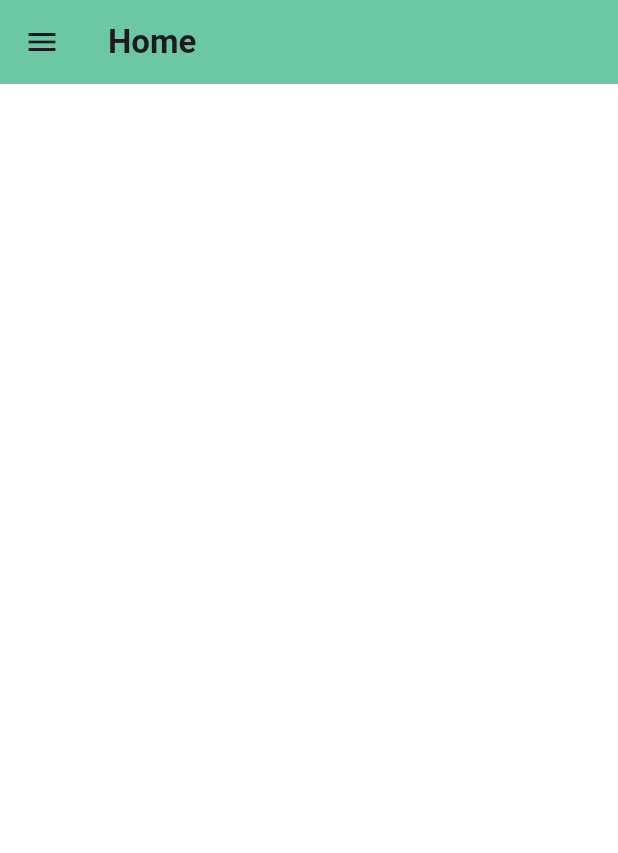
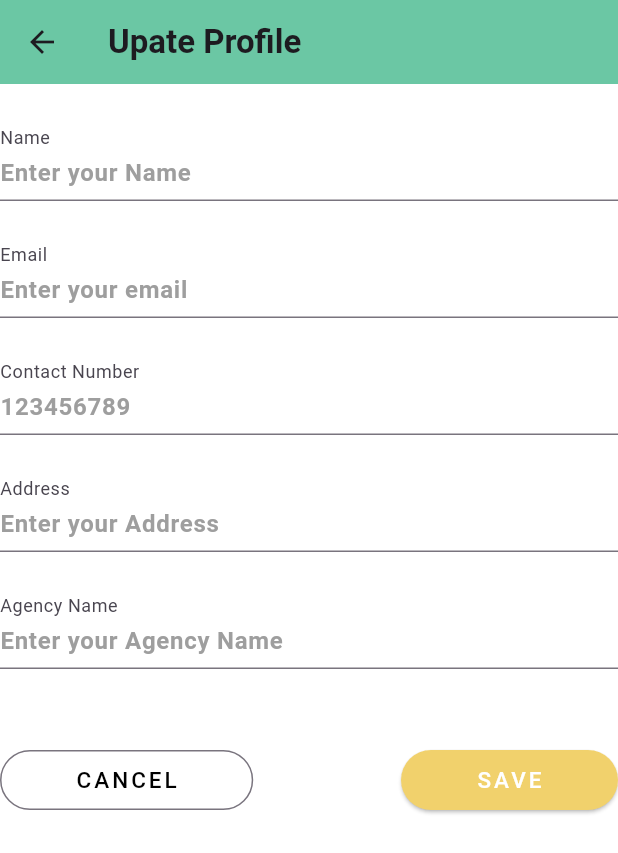
Before and after one commit to anshyyy/vehicle_check, a Flutter app: the Profile screen opened directly, after a tap on "Update", on a phone screen of 412 x 824 dp. Shown: the top 853 px of the screen. Run offline on Flutter 3.47's test engine with Material 2 defaults, Android fonts, the phone set to English and light mode, and no system bars.

```diff
--- a/lib/constants.dart
+++ b/lib/constants.dart
@@ -5,3 +5,35 @@ const kYellow = Color(0xFFF1D16C);
 const kOrange = Color(0xFFF3954E);
 const kGreen = Color(0xFF6BC7A4);
 const kWhite = Colors.white;
+
+MaterialColor mycolor = MaterialColor(
+  0xFF6BC7A4,
+  <int, Color>{
+    50: Color(0xFF6BC7A4),
+    100: Color(0xFF6BC7A4),
+    200: Color(0xFF6BC7A4),
+    300: Color(0xFF6BC7A4),
+    400: Color(0xFF6BC7A4),
+    500: Color(0xFF6BC7A4),
+    600: Color(0xFF6BC7A4),
+    700: Color(0xFF6BC7A4),
+    800: Color(0xFF6BC7A4),
+    900: Color(0xFF6BC7A4),
+  },
+);
+
+MaterialColor mycolorkYellow = MaterialColor(
+  0xFFF1D16C,
+  <int, Color>{
+    50: Color(0xFFF1D16C),
+    100: Color(0xFFF1D16C),
+    200: Color(0xFFF1D16C),
+    300: Color(0xFFF1D16C),
+    400: Color(0xFFF1D16C),
+    500: Color(0xFFF1D16C),
+    600: Color(0xFFF1D16C),
+    700: Color(0xFFF1D16C),
+    800: Color(0xFFF1D16C),
+    900: Color(0xFFF1D16C),
+  },
+);
--- a/lib/main.dart
+++ b/lib/main.dart
@@ -18,7 +18,7 @@ class MyApp extends StatelessWidget {
         debugShowCheckedModeBanner: false,
         theme: ThemeData(
           useMaterial3: true,
-          primarySwatch: Colors.blue,
+          primarySwatch: mycolor,
           scaffoldBackgroundColor: Colors.white,
           appBarTheme: const AppBarTheme(
             backgroundColor: kGreen,
--- a/lib/screens/profile.dart
+++ b/lib/screens/profile.dart
@@ -1,6 +1,7 @@
 import 'package:flutter/material.dart';
 import 'package:vehicle_check/constants.dart';
 import 'package:vehicle_check/screens/home-page.dart';
+import 'package:vehicle_check/screens/updateProfile.dart';
 import 'package:vehicle_check/utils/button.dart';
 
 class Profile extends StatelessWidget {
@@ -32,7 +33,7 @@ class Profile extends StatelessWidget {
                   color: Colors.grey[300],
                   borderRadius: BorderRadius.circular(0.5),
                   boxShadow: [
-                    BoxShadow(
+                    const BoxShadow(
                         color: Colors.black38, spreadRadius: 2, blurRadius: 5),
                   ]),
               child: Column(
@@ -71,16 +72,16 @@ class Profile extends StatelessWidget {
                     color: Colors.black12,
                     height: 20,
                   ),
-                  Text("Address",
+                  const Text("Address",
                       style: TextStyle(fontWeight: FontWeight.bold)),
-                  Text("MANGO",
+                  const Text("MANGO",
                       style:
                           TextStyle(color: kBlue, fontWeight: FontWeight.bold)),
-                  Text(
+                  const Text(
                     "Agency Name",
                     style: TextStyle(fontWeight: FontWeight.bold),
                   ),
-                  Text("KK ENTERPRISES",
+                  const Text("KK ENTERPRISES",
                       style:
                           TextStyle(color: kBlue, fontWeight: FontWeight.bold))
                 ],
@@ -92,10 +93,10 @@ class Profile extends StatelessWidget {
           ),
           InkWell(
               onTap: () {
-                Navigator.of(context)
-                    .push(MaterialPageRoute(builder: (context) => HomePage()));
+                Navigator.of(context).push(MaterialPageRoute(
+                    builder: (context) => const UpdateProfile()));
               },
-              child: ButtonWidget(
+              child: const ButtonWidget(
                 text: "Update",
                 backg_color: kYellow,
                 textColor: Colors.black,
--- /dev/null
+++ b/lib/screens/updateProfile.dart
@@ -0,0 +1,73 @@
+import 'package:flutter/material.dart';
+import 'package:vehicle_check/constants.dart';
+import 'package:vehicle_check/screens/profile.dart';
+import 'package:vehicle_check/utils/textField.dart';
+
+class UpdateProfile extends StatefulWidget {
+  const UpdateProfile({super.key});
+
+  @override
+  State<UpdateProfile> createState() => _UpdateProfileState();
+}
+
+class _UpdateProfileState extends State<UpdateProfile> {
+  @override
+  Widget build(BuildContext context) {
+    return Scaffold(
+      appBar: AppBar(
+        backgroundColor: kGreen,
+        title: const Text(
+          "Upate Profile",
+          style: TextStyle(fontWeight: FontWeight.bold),
+        ),
+      ),
+      body: Column(
+        children: [
+          SizedBox(height: 30),
+          BuildTextField(labelText: "Name", placeholder: "Enter your Name"),
+          BuildTextField(labelText: "Email", placeholder: "Enter your email"),
+          BuildTextField(labelText: "Contact Number", placeholder: "123456789"),
+          BuildTextField(
+              labelText: "Address", placeholder: "Enter your Address"),
+          BuildTextField(
+              labelText: "Agency Name", placeholder: "Enter your Agency Name"),
+          SizedBox(
+            height: 20,
+          ),
+          Row(
+            mainAxisAlignment: MainAxisAlignment.spaceBetween,
+            children: [
+              OutlinedButton(
+                onPressed: () {
+                  Navigator.of(context).push(
+                      MaterialPageRoute(builder: (context) => const Profile()));
+                },
+                child: Text("CANCEL",
+                    style: TextStyle(
+                        fontSize: 15, letterSpacing: 2, color: Colors.black)),
+                style: OutlinedButton.styleFrom(
+                  padding: EdgeInsets.symmetric(horizontal: 50),
+                  shape: RoundedRectangleBorder(
+                      borderRadius: BorderRadius.circular(20)),
+                ),
+              ),
+              ElevatedButton(
+                onPressed: () {},
+                child: Text(
+                  "SAVE",
+                  style: TextStyle(
+                      fontSize: 15, letterSpacing: 2, color: Colors.white),
+                ),
+                style: ElevatedButton.styleFrom(
+                    primary: mycolorkYellow,
+                    padding: EdgeInsets.symmetric(horizontal: 50),
+                    shape: RoundedRectangleBorder(
+                        borderRadius: BorderRadius.circular(20))),
+              ),
+            ],
+          )
+        ],
+      ),
+    );
+  }
+}
--- /dev/null
+++ b/lib/utils/textField.dart
@@ -0,0 +1,25 @@
+import 'package:flutter/material.dart';
+
+class BuildTextField extends StatelessWidget {
+  final String labelText;
+  final String placeholder;
+
+  const BuildTextField(
+      {Key? key, required this.labelText, required this.placeholder})
+      : super(key: key);
+
+  Widget build(BuildContext context) {
+    return Padding(
+      padding: EdgeInsets.only(bottom: 30),
+      child: TextField(
+        decoration: InputDecoration(
+            contentPadding: EdgeInsets.only(bottom: 5),
+            labelText: labelText,
+            floatingLabelBehavior: FloatingLabelBehavior.always,
+            hintText: placeholder,
+            hintStyle: TextStyle(
+                fontSize: 16, fontWeight: FontWeight.bold, color: Colors.grey)),
+      ),
+    );
+  }
+}
--- a/pubspec.yaml
+++ b/pubspec.yaml
@@ -61,7 +61,7 @@ flutter:
 
   # To add assets to your application, add an assets section, like this:
   assets:
-    - images/user.png
+    - images/
 
   # An image asset can refer to one or more resolution-specific "variants", see
   # https://flutter.dev/assets-and-images/#resolution-aware
```
Also changed, not shown: lib/screens/home-page.dart (+90 -0 lines), images/enterprise.png (added).
